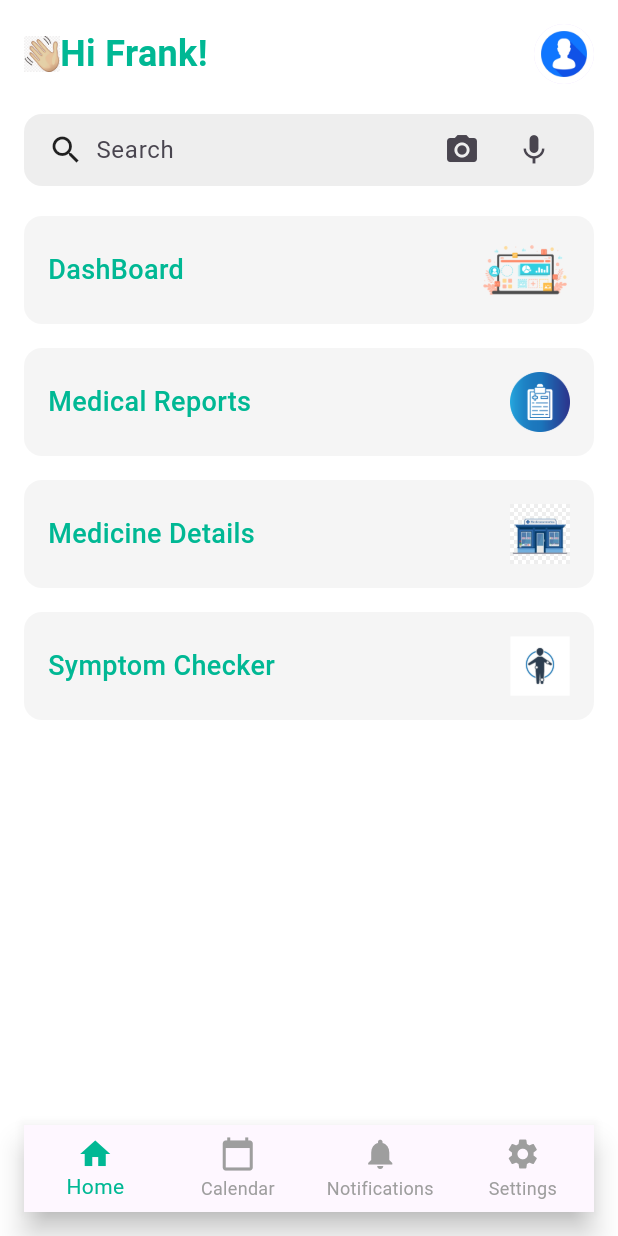
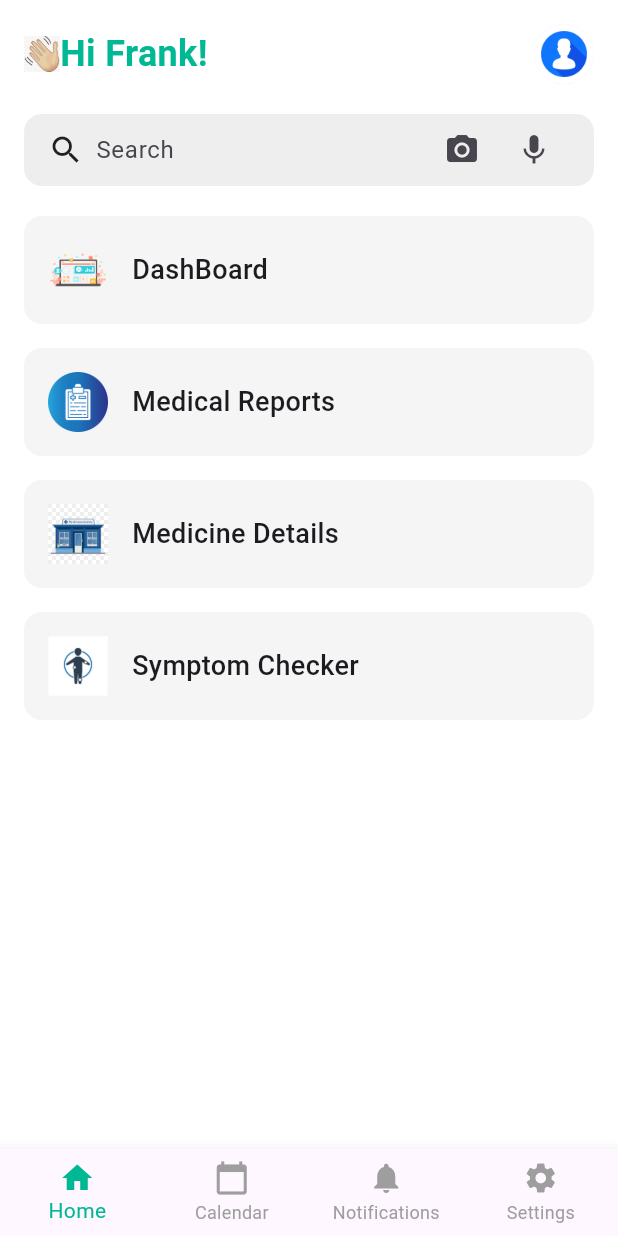
Before and after one commit to iamsmrn/M_Hospital, a Flutter app: the screen it shows after launch, on a phone screen of 412 x 824 dp. Run offline on Flutter 3.47's test engine with Material 3 defaults, Android fonts, the phone set to English and light mode, and no system bars; our stand-ins replace image_picker.

Commit message:
new features added

```diff
--- a/lib/home_page.dart
+++ b/lib/home_page.dart
@@ -7,13 +7,9 @@ import '../widgets/menu_card.dart';
 class HomePage extends StatelessWidget {
   const HomePage({super.key});
 
-
   @override
-
   Widget build(BuildContext context) {
-
-    return Scaffold(
-      body: SafeArea(
+    return SafeArea(
       child: Padding(
         padding: const EdgeInsets.all(16.0),
         child: Column(
@@ -113,33 +109,7 @@ class HomePage extends StatelessWidget {
                 ],
               ),
             ),
-
-              BottomNavigationBar(
-                type: BottomNavigationBarType.fixed,
-                selectedItemColor: const Color(0xFF00B894),
-                unselectedItemColor: Colors.grey,
-                items: const [
-                  BottomNavigationBarItem(
-                    icon: Icon(Icons.home),
-                    label: 'Home',
-                  ),
-                  BottomNavigationBarItem(
-                    icon: Icon(Icons.calendar_today),
-                    label: 'Calendar',
-                  ),
-                  BottomNavigationBarItem(
-                    icon: Icon(Icons.notifications),
-                    label: 'Notifications',
-                  ),
-                  BottomNavigationBarItem(
-                    icon: Icon(Icons.settings),
-                    label: 'Settings',
-                  ),
           ],
-
-              ),
-            ],
-          ),
         ),
       ),
     );
--- a/lib/main.dart
+++ b/lib/main.dart
@@ -1,10 +1,8 @@
 import 'package:flutter/material.dart';
-import 'home_page.dart';
-
+import 'main_app.dart';
 
 void main() {
   runApp(const MedicalApp());
-
 }
 
 class MedicalApp extends StatelessWidget {
@@ -15,13 +13,10 @@ class MedicalApp extends StatelessWidget {
     return MaterialApp(
       title: 'Medical App',
       theme: ThemeData(
-        primarySwatch: Colors.blue,
+        primaryColor: const Color(0xFF00B894),
         scaffoldBackgroundColor: Colors.white,
       ),
-      home: const HomePage(),
-
+      home: const MainApp(),
     );
-
-
   }
 }
--- /dev/null
+++ b/lib/main_app.dart
@@ -0,0 +1,64 @@
+import 'package:flutter/material.dart';
+import 'home_page.dart';
+import 'notification_page.dart';
+import 'settings_page.dart';
+
+
+class MainApp extends StatefulWidget {
+  const MainApp({super.key});
+
+  @override
+  State<MainApp> createState() => _MainAppState();
+}
+
+class _MainAppState extends State<MainApp> {
+  int _selectedIndex = 0;
+
+  static final List<Widget> _pages = [
+    const HomePage(),
+    const Placeholder(), // Calendar page placeholder
+    const NotificationsPage(),
+    const SettingsPage(),
+  ];
+
+  void _onItemTapped(int index) {
+    setState(() {
+      _selectedIndex = index;
+    });
+  }
+
+  @override
+  Widget build(BuildContext context) {
+    return Scaffold(
+      body: IndexedStack(
+        index: _selectedIndex,
+        children: _pages,
+      ),
+      bottomNavigationBar: BottomNavigationBar(
+        currentIndex: _selectedIndex,
+        onTap: _onItemTapped,
+        type: BottomNavigationBarType.fixed,
+        selectedItemColor: const Color(0xFF00B894),
+        unselectedItemColor: Colors.grey,
+        items: const [
+          BottomNavigationBarItem(
+            icon: Icon(Icons.home),
+            label: 'Home',
+          ),
+          BottomNavigationBarItem(
+            icon: Icon(Icons.calendar_today),
+            label: 'Calendar',
+          ),
+          BottomNavigationBarItem(
+            icon: Icon(Icons.notifications),
+            label: 'Notifications',
+          ),
+          BottomNavigationBarItem(
+            icon: Icon(Icons.settings),
+            label: 'Settings',
+          ),
+        ],
+      ),
+    );
+  }
+}
--- a/lib/widgets/menu_card.dart
+++ b/lib/widgets/menu_card.dart
@@ -14,30 +14,27 @@ class MenuCard extends StatelessWidget {
 
   @override
   Widget build(BuildContext context) {
-    return Padding(
-      padding: const EdgeInsets.only(bottom: 16.0),
-      child: InkWell(
+    return GestureDetector(
       onTap: onTap,
       child: Container(
+        margin: const EdgeInsets.only(bottom: 16),
         padding: const EdgeInsets.all(16),
         decoration: BoxDecoration(
           color: Colors.grey[100],
           borderRadius: BorderRadius.circular(12),
         ),
         child: Row(
-            mainAxisAlignment: MainAxisAlignment.spaceBetween,
           children: [
+            Image.asset(imagePath, height: 40, width: 40),
+            const SizedBox(width: 16),
             Text(
               title,
               style: const TextStyle(
                 fontSize: 18,
                 fontWeight: FontWeight.w500,
-                  color: Color(0xFF00B894),
               ),
             ),
-              Image.asset(imagePath, height: 40),
           ],
-          ),
         ),
       ),
     );
```
Also changed, not shown: lib/notification_page.dart (+37 -58 lines), lib/settings_page.dart (added, +81 -0 lines), 2 other files. Lines whose indentation alone changed are shown as unchanged.
